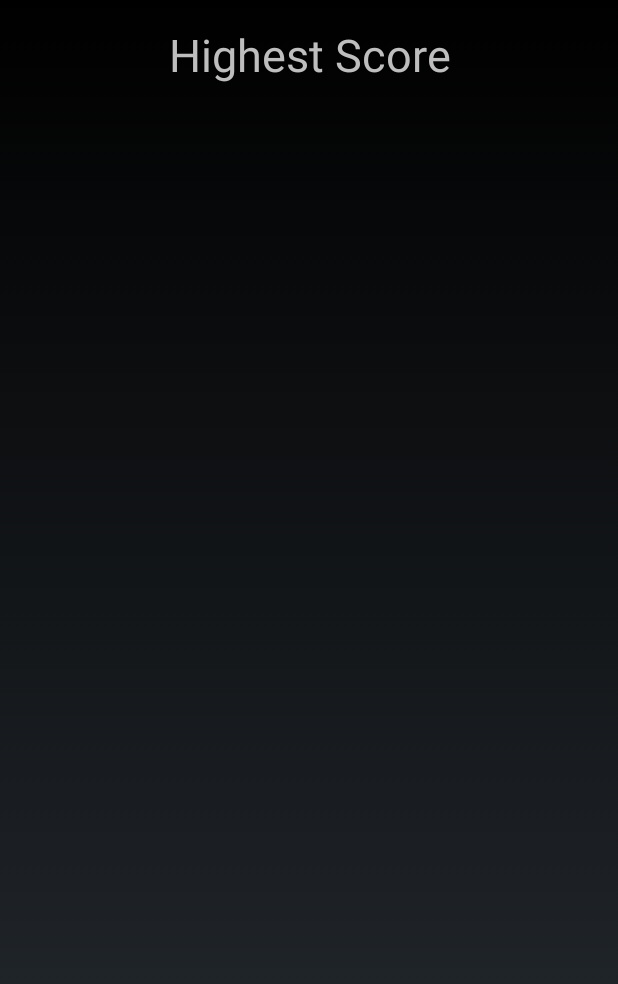
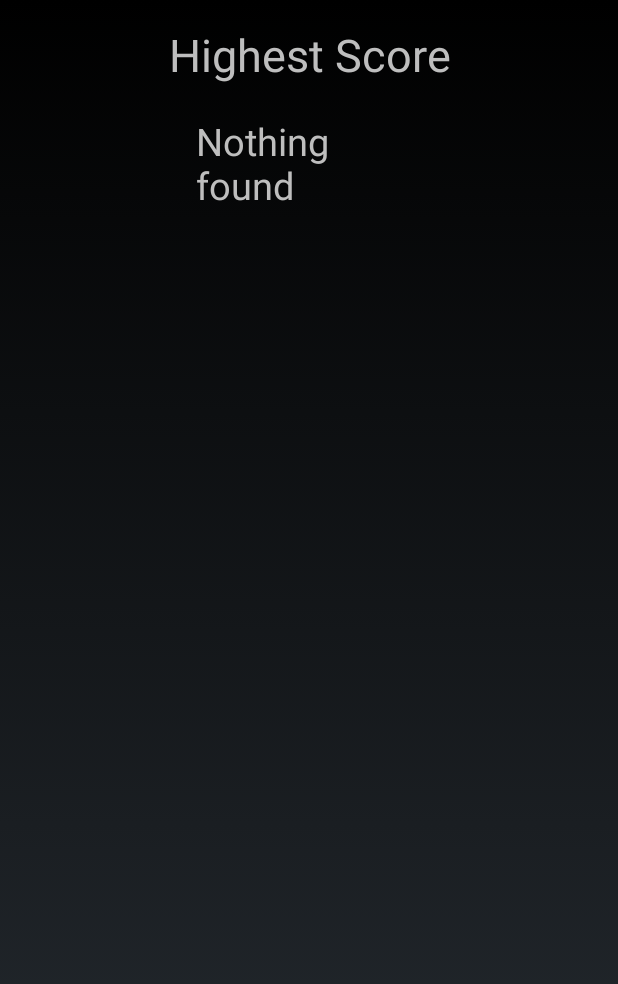
Before and after one commit to fchishti/Snake, an Android app: the screen it shows after launch (ScoreActivity), after a tap on "Highest Score", on a phone screen of 412 x 824 dp. Shown: the top 984 px of the screen. Run offline under Robolectric (Android 15) with nearby library versions, the phone set to English and light mode, and no system bars.

Commit message:
Highest score functionality added

```diff
--- /dev/null
+++ b/FaaezCMakhdoomJ/app/src/main/java/edu/uco/faaezcmakhdoomj/faaezcmakhdoomj/DatabaseHelper.java
@@ -0,0 +1,53 @@
+package edu.uco.faaezcmakhdoomj.faaezcmakhdoomj;
+
+import android.content.ContentValues;
+import android.content.Context;
+import android.database.Cursor;
+import android.database.sqlite.SQLiteDatabase;
+import android.database.sqlite.SQLiteOpenHelper;
+
+/**
+ * Created by Faaez on 11/13/2016.
+ */
+
+public class DatabaseHelper extends SQLiteOpenHelper {
+
+    public static final String DATABASE_NAME = "Snake.db";
+    public static final String TABLE_NAME = "score_table";
+    public static final String COL_1 = "ID";
+    public static final String COL_2 = "NAME";
+    public static final String COL_3 = "SCORE";
+
+    public DatabaseHelper(Context context) {
+        super(context, DATABASE_NAME, null, 1);
+    }
+
+    @Override
+    public void onCreate(SQLiteDatabase db) {
+        db.execSQL("create table " + TABLE_NAME +" (ID INTEGER PRIMARY KEY AUTOINCREMENT, NAME TEXT, SCORE INTEGER)");
+    }
+
+    @Override
+    public void onUpgrade(SQLiteDatabase db, int oldVersion, int newVersion) {
+        db.execSQL("DROP TABLE IF EXISTS "+TABLE_NAME);
+        onCreate(db);
+    }
+
+    public boolean insertData(String name,String score) {
+        SQLiteDatabase db = this.getWritableDatabase();
+        ContentValues contentValues = new ContentValues();
+        contentValues.put(COL_2,name);
+        contentValues.put(COL_3,score);
+        long result = db.insert(TABLE_NAME,null ,contentValues);
+        if(result == -1)
+            return false;
+        else
+            return true;
+    }
+
+    public Cursor getAllData() {
+        SQLiteDatabase db = this.getWritableDatabase();
+        Cursor res = db.rawQuery("select * from "+TABLE_NAME+" order by score desc",null);
+        return res;
+    }
+}
--- a/FaaezCMakhdoomJ/app/src/main/java/edu/uco/faaezcmakhdoomj/faaezcmakhdoomj/ScoreActivity.java
+++ b/FaaezCMakhdoomJ/app/src/main/java/edu/uco/faaezcmakhdoomj/faaezcmakhdoomj/ScoreActivity.java
@@ -1,13 +1,47 @@
 package edu.uco.faaezcmakhdoomj.faaezcmakhdoomj;
 
 import android.app.Activity;
+import android.database.Cursor;
 import android.os.Bundle;
+import android.widget.TextView;
 
 public class ScoreActivity extends Activity {
+
+    TextView name,score,hcounter;
+    DatabaseHelper myDb;
 
     @Override
     protected void onCreate(Bundle savedInstanceState) {
         super.onCreate(savedInstanceState);
         setContentView(R.layout.activity_score);
+
+
+        int counter = 1;
+
+        myDb = new DatabaseHelper(this);
+
+        name = (TextView) findViewById(R.id.hName);
+        score = (TextView) findViewById(R.id.hScore);
+        hcounter = (TextView) findViewById(R.id.hCounter);
+
+        Cursor res = myDb.getAllData();
+        if(res.getCount() == 0) {
+            name.setText("Nothing found");
+            return;
+        }
+
+        StringBuffer nameBuffer = new StringBuffer();
+        StringBuffer scoreBuffer = new StringBuffer();
+        StringBuffer counterBuffer = new StringBuffer();
+
+        while (res.moveToNext() && counter < 11) {
+            counterBuffer.append(counter+".\n");
+            nameBuffer.append(res.getString(1)+"\n");
+            scoreBuffer.append(res.getString(2)+"\n");
+            counter++;
+        }
+        name.setText(nameBuffer.toString());
+        score.setText(scoreBuffer.toString());
+        hcounter.setText(counterBuffer.toString());
     }
 }
--- a/FaaezCMakhdoomJ/app/src/main/res/layout/activity_score.xml
+++ b/FaaezCMakhdoomJ/app/src/main/res/layout/activity_score.xml
@@ -11,6 +11,7 @@
     tools:context="edu.uco.faaezcmakhdoomj.faaezcmakhdoomj.ScoreActivity">
 
     <TextView
+        android:id="@+id/header"
         android:layout_width="match_parent"
         android:layout_height="wrap_content"
         android:text="Highest Score"
@@ -18,4 +19,37 @@
         android:textSize="30sp"
         />
 
+    <LinearLayout
+        android:layout_width="match_parent"
+        android:layout_height="match_parent"
+        android:layout_below="@id/header"
+        android:orientation="horizontal">
+
+        <TextView
+            android:id="@+id/hCounter"
+            android:layout_width="0dp"
+            android:layout_height="match_parent"
+            android:padding="20dp"
+            android:layout_weight="1"
+            android:textSize="25sp"/>
+
+        <TextView
+            android:id="@+id/hName"
+            android:layout_width="0dp"
+            android:layout_height="match_parent"
+            android:padding="20dp"
+            android:layout_weight="2"
+            android:textSize="25sp"/>
+
+        <TextView
+            android:id="@+id/hScore"
+            android:layout_width="0dp"
+            android:layout_height="match_parent"
+            android:padding="20dp"
+            android:layout_weight="1"
+            android:textSize="25sp"
+            android:gravity="right"/>
+
+    </LinearLayout>
+
 </RelativeLayout>
--- a/FaaezCMakhdoomJ/app/src/main/res/values/styles.xml
+++ b/FaaezCMakhdoomJ/app/src/main/res/values/styles.xml
@@ -1,14 +1,14 @@
 <resources>
 
     <!-- Base application theme. -->
-    <style name="AppTheme" parent="@android:style/Theme.NoTitleBar.Fullscreen"> <!--"android:Theme.Holo.Light.DarkActionBar"-->
+    <style name="AppTheme" parent="@android:style/Theme.Holo.NoActionBar.Fullscreen"> <!--"android:Theme.Holo.Light.DarkActionBar"-->
         <!-- Customize your theme here. -->
     </style>
 
-    <style name="GameTheme" parent="@android:style/Theme.NoTitleBar.Fullscreen">
+    <style name="GameTheme" parent="@android:style/Theme.Holo.NoActionBar.Fullscreen">
     </style>
 
-    <style name="SplashTheme" parent="@android:style/Theme.NoTitleBar.Fullscreen">
+    <style name="SplashTheme" parent="@android:style/Theme.Holo.NoActionBar.Fullscreen">
         <item name="android:windowBackground">@drawable/background_splash</item>
     </style>
 
```
Also changed, not shown: FaaezCMakhdoomJ/app/src/main/java/edu/uco/faaezcmakhdoomj/faaezcmakhdoomj/GameActivity.java (+36 -8 lines), FaaezCMakhdoomJ/app/src/main/java/edu/uco/faaezcmakhdoomj/faaezcmakhdoomj/NameDialogFragment.java (added, +63 -0 lines), FaaezCMakhdoomJ/app/src/main/res/layout/fragment_name_dialog.xml (added, +34 -0 lines).
